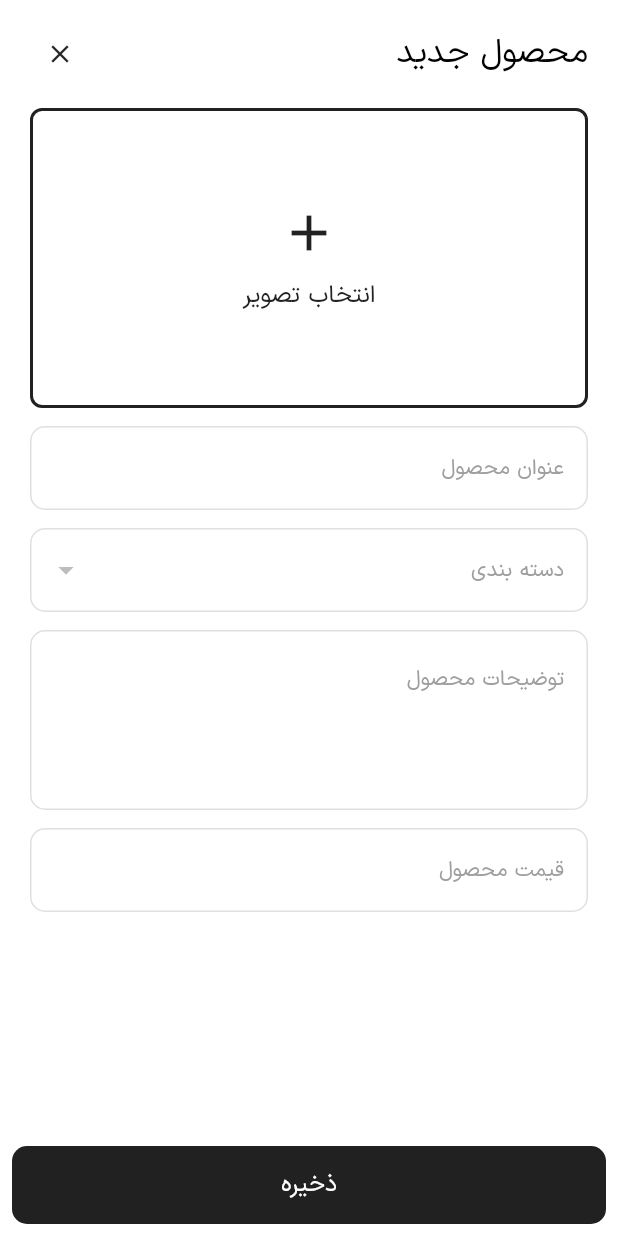
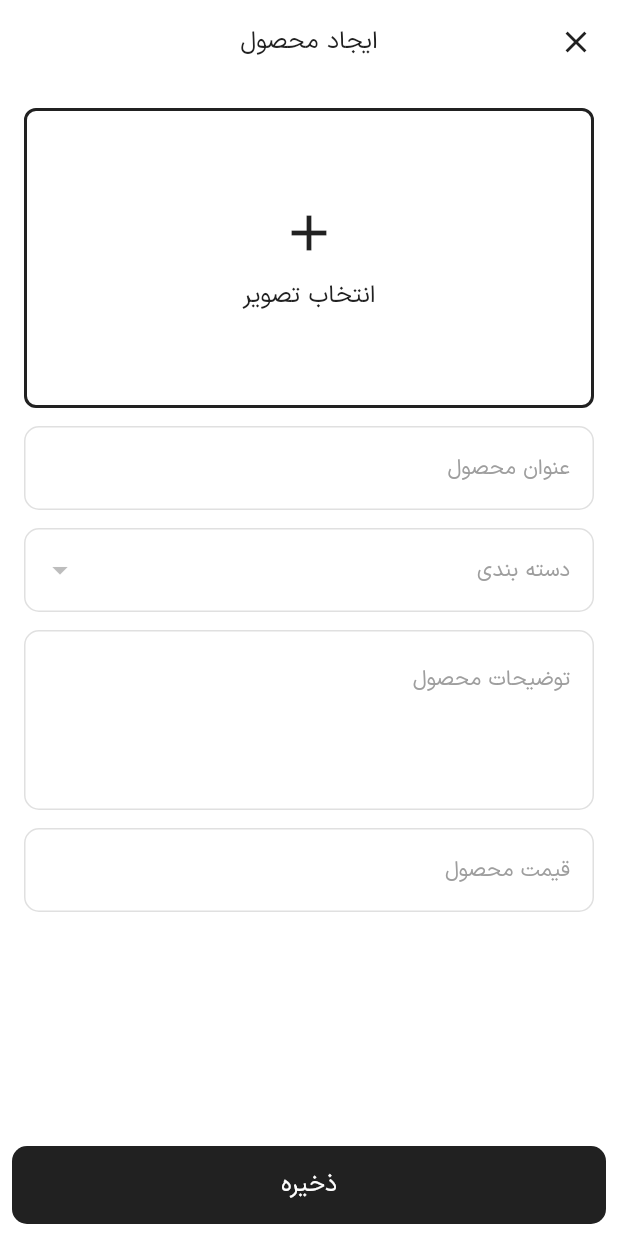
Before and after one commit to mmkhakdaman/coffeeya_admin, a Flutter app: the CreateProductButtomSheet widget shown alone on an empty page, opened directly, on a phone screen of 412 x 824 dp. Run offline on Flutter 3.47's test engine with Material 2 defaults, Android fonts, the phone set to English and light mode, and no system bars; drawn by our look-alikes of flutter_form_builder; our stand-ins replace animate_do, dio, dropdown_search, file_picker, flutter_bloc, font_awesome_flutter and 5 more; accounts and stored records are empty.

Commit message:
Remove enableDrag property from showModalBottomSheet

```diff
--- a/lib/product/screens/edit_product_screen.dart
+++ b/lib/product/screens/edit_product_screen.dart
@@ -128,7 +128,6 @@ class _EditProductScreenState extends State<EditProductScreen> {
                                   if (isChoosingImage.value) return;
                                   isChoosingImage.value = true;
                                   FilePickerResult? result = await FilePicker.platform.pickFiles(
-                                    allowedExtensions: ['jpg', 'png', 'jpeg'],
                                     type: FileType.image,
                                   );
 
@@ -211,9 +210,7 @@ class _EditProductScreenState extends State<EditProductScreen> {
                 body: Column(
                   children: [
                     Expanded(
-                      child: ListView(
-                        children: [
-                          Padding(
+                      child: Padding(
                         padding: const EdgeInsets.all(16),
                         child: Column(
                           children: [
@@ -284,16 +281,12 @@ class _EditProductScreenState extends State<EditProductScreen> {
                                   alignLabelWithHint: true,
                                   errorText: formKey.currentState?.fields['description']?.errorText,
                                 ),
-                                    validator: FormBuilderValidators.compose([
-                                      FormBuilderValidators.required(),
-                                    ]),
+                                validator: FormBuilderValidators.compose([]),
                               ),
                             ),
                             const SizedBox(height: 16),
                           ],
                         ),
-                          ),
-                        ],
                       ),
                     ),
                     SizedBox(
--- a/lib/product/screens/product_screen.dart
+++ b/lib/product/screens/product_screen.dart
@@ -21,7 +21,6 @@ class ProductScreen extends StatelessWidget {
             onPressed: () {
               showModalBottomSheet(
                 context: context,
-                enableDrag: false,
                 isScrollControlled: true,
                 shape: const RoundedRectangleBorder(
                   borderRadius: BorderRadius.only(
--- a/lib/product/widgets/product/create_product_buttom_sheet.dart
+++ b/lib/product/widgets/product/create_product_buttom_sheet.dart
@@ -72,48 +72,38 @@ class _CreateProductButtomSheetState extends State<CreateProductButtomSheet> {
   Widget build(BuildContext context) {
     return FormBuilder(
       key: formKey,
-      child: Column(
-        children: [
-          Expanded(
-            child: Column(
-              mainAxisSize: MainAxisSize.min,
-              children: [
-                Padding(
-                  padding: const EdgeInsets.only(
-                    left: 20,
-                    right: 20,
-                    top: 16,
+      child: NestedScrollView(
+        headerSliverBuilder: (context, innerBoxIsScrolled) {
+          return [
+            SliverAppBar(
+              title: Text(
+                'ایجاد محصول',
+                style: Theme.of(context).textTheme.bodyLarge?.copyWith(
+                      color: Theme.of(context).primaryColor,
                     ),
-                  child: Row(
-                    mainAxisAlignment: MainAxisAlignment.spaceBetween,
-                    children: [
-                      Text(
-                        'محصول جدید',
-                        style: Theme.of(context).textTheme.titleLarge,
               ),
-                      InkWell(
-                        onTap: () {
-                          Navigator.of(context).pop();
+              centerTitle: true,
+              pinned: true,
+              floating: true,
+              snap: true,
+              forceElevated: innerBoxIsScrolled,
+              leading: IconButton(
+                onPressed: () {
+                  Navigator.pop(context);
                 },
-                        borderRadius: BorderRadius.circular(100),
-                        child: Container(
-                          padding: const EdgeInsets.all(10),
-                          child: const Icon(
+                icon: Icon(
                   Icons.close,
-                            size: 20,
+                  color: Theme.of(context).primaryColor,
                 ),
               ),
             ),
-                    ],
-                  ),
-                ),
+          ];
+        },
+        body: Column(
+          children: [
             Expanded(
-                  child: SingleChildScrollView(
               child: Padding(
-                      padding: const EdgeInsets.symmetric(
-                        horizontal: 20,
-                        vertical: 16,
-                      ),
+                padding: const EdgeInsets.all(16),
                 child: Column(
                   children: [
                     FormBuilderField<File>(
@@ -123,7 +113,6 @@ class _CreateProductButtomSheetState extends State<CreateProductButtomSheet> {
                             if (isChoosingImage.value) return;
                             isChoosingImage.value = true;
                             FilePickerResult? result = await FilePicker.platform.pickFiles(
-                                    allowedExtensions: ['jpg', 'png', 'jpeg'],
                               type: FileType.image,
                             );
 
@@ -258,9 +247,7 @@ class _CreateProductButtomSheetState extends State<CreateProductButtomSheet> {
                           alignLabelWithHint: true,
                           errorText: formKey.currentState?.fields['title']?.errorText,
                         ),
-                              validator: FormBuilderValidators.compose([
-                                FormBuilderValidators.required(),
-                              ]),
+                        validator: FormBuilderValidators.compose([]),
                       ),
                     ),
                     const SizedBox(
@@ -303,17 +290,13 @@ class _CreateProductButtomSheetState extends State<CreateProductButtomSheet> {
                         FormBuilderValidators.numeric(),
                       ]),
                     ),
+                    const SizedBox(height: 16),
                   ],
                 ),
               ),
             ),
-                )
-              ],
-            ),
-          ),
-          Row(
-            children: [
-              Expanded(
+            SizedBox(
+              width: double.infinity,
               child: Padding(
                 padding: const EdgeInsets.all(8.0),
                 child: ValueListenableBuilder(
@@ -351,12 +334,12 @@ class _CreateProductButtomSheetState extends State<CreateProductButtomSheet> {
                         ),
                       ),
                     );
-                      }),
+                  },
+                ),
               ),
             ),
           ],
         ),
-        ],
       ),
     );
   }
```
Lines whose indentation alone changed are shown as unchanged.
